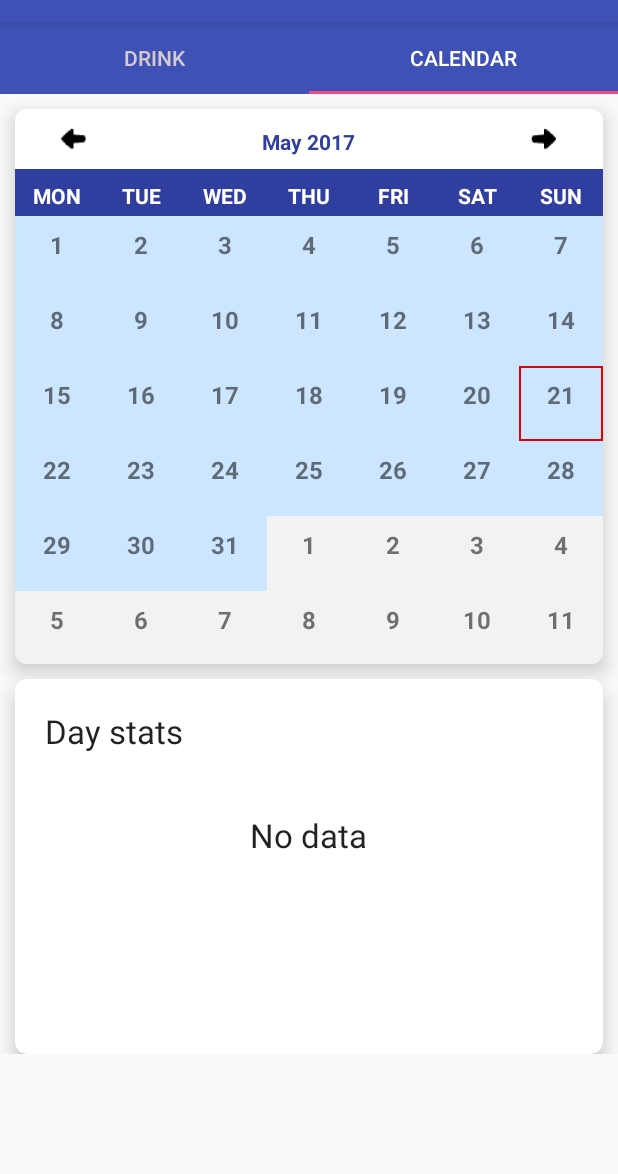
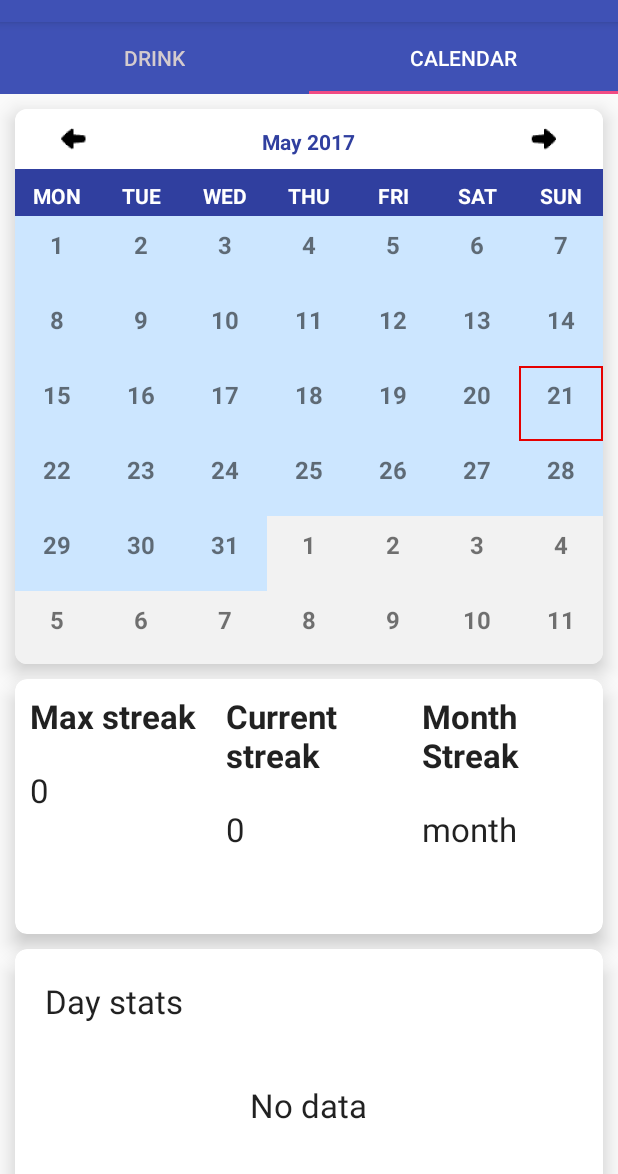
Before and after one commit to eligosoftware/watertime, an Android app: the screen it shows after launch (MainActivity), tab 2 chosen, on a phone screen of 412 x 824 dp, the part 62-1236 px from its top. Run offline under Robolectric (Android 15) with nearby library versions, the phone set to English and light mode, and no system bars.

Commit message:
Nearly finished records card

```diff
--- a/app/src/main/java/com/example/ilgarrasulov/watertime/CalendarCustomView.java
+++ b/app/src/main/java/com/example/ilgarrasulov/watertime/CalendarCustomView.java
@@ -123,6 +123,10 @@ public class CalendarCustomView extends LinearLayout{
         }
 
         calendarGridView.setAdapter(mAdapter);
+
+
+
+
     }
     private void setGridCellClickEvents(){
         calendarGridView.setOnItemClickListener(new AdapterView.OnItemClickListener(){
--- a/app/src/main/java/com/example/ilgarrasulov/watertime/CalendarFragment.java
+++ b/app/src/main/java/com/example/ilgarrasulov/watertime/CalendarFragment.java
@@ -32,6 +32,7 @@ public class CalendarFragment extends Fragment implements CalendarClick {
     private Calendar cal;
     private CardView detailsCardView;
     private TextView no_data_for_day;
+    public TextView max_streak,cur_streak;
 
     @Nullable
     @Override
@@ -56,6 +57,8 @@ public class CalendarFragment extends Fragment implements CalendarClick {
         no_data_for_day=(TextView) view.findViewById(R.id.no_data_for_day);
         resizeDetailsCardView();
 
+        max_streak=(TextView)view.findViewById(R.id.max_streak);
+        cur_streak=(TextView)view.findViewById(R.id.cur_streak);
 
 
         return view;
@@ -68,6 +71,14 @@ public class CalendarFragment extends Fragment implements CalendarClick {
         resizeDetailsCardView();
     }
 
+    public void updateMaxRecords(){
+        DatabaseQuery mQuery=new DatabaseQuery(getActivity());
+        int max_streak_value =  mQuery.getStreak("max");
+        int cur_streak_value = mQuery.getStreak("cur");
+
+        max_streak.setText(String.valueOf(max_streak_value));
+        cur_streak.setText(String.valueOf(cur_streak_value));
+    }
 
 
     private void resizeDetailsCardView(){
--- a/app/src/main/java/com/example/ilgarrasulov/watertime/DrinkFragment.java
+++ b/app/src/main/java/com/example/ilgarrasulov/watertime/DrinkFragment.java
@@ -59,7 +59,7 @@ public class DrinkFragment extends Fragment {
 
         wellDone=(CardView)v.findViewById(R.id.drink_tab_card_view_well_done);
 
-        updateTodayStats();
+        //updateTodayStats();
 
 
         View.OnClickListener listener=new View.OnClickListener() {
--- a/app/src/main/java/com/example/ilgarrasulov/watertime/MainActivity.java
+++ b/app/src/main/java/com/example/ilgarrasulov/watertime/MainActivity.java
@@ -59,6 +59,8 @@ public class MainActivity extends AppCompatActivity {
                 if (tab.getPosition() == 1) {
                     ((CalendarFragment)getSupportFragmentManager().getFragments().get(2)).onDayClicked(Calendar.getInstance(Locale.ENGLISH));
                     ((CalendarCustomView)getSupportFragmentManager().getFragments().get(2).getView().findViewById(R.id.custom_calendar)).updateData();
+                    ((CalendarFragment)getSupportFragmentManager().getFragments().get(2)).updateMaxRecords();
+
                 }
             }
             @Override
--- a/app/src/main/res/layout/calendar_tab.xml
+++ b/app/src/main/res/layout/calendar_tab.xml
@@ -23,6 +23,99 @@
         android:layout_height="match_parent"
         android:id="@+id/custom_calendar"
         ></com.example.ilgarrasulov.watertime.CalendarCustomView>
+    </android.support.v7.widget.CardView>
+
+    <android.support.v7.widget.CardView
+        android:id="@+id/calendar_tab_max_records_card_view"
+        android:layout_width="match_parent"
+        android:layout_height="170dp"
+        android:layout_marginTop="10dp"
+        android:layout_marginLeft="10dp"
+        android:layout_marginRight="10dp"
+        android:foreground="?android:attr/selectableItemBackground"
+        android:visibility="visible"
+        card_view:cardBackgroundColor="#ffffff"
+        card_view:cardCornerRadius="8dp"
+        card_view:cardElevation="8dp"
+        >
+
+        <LinearLayout
+            android:layout_width="match_parent"
+            android:layout_height="match_parent" android:orientation="horizontal">
+
+            <LinearLayout
+                android:layout_width="0dp"
+                android:layout_weight="3"
+                android:layout_height="match_parent"
+                android:orientation="vertical">
+
+                <TextView
+                    android:layout_width="wrap_content"
+                    android:layout_height="wrap_content"
+                    android:text="@string/max_streak"
+                    android:textStyle="bold"
+                    android:textAppearance="?android:textAppearanceLarge"
+                    android:layout_margin="10dp"
+                    />
+
+                <TextView
+                    android:layout_width="wrap_content"
+                    android:layout_height="wrap_content"
+                    android:layout_margin="10dp"
+                    android:id="@+id/max_streak"
+
+                    android:textAppearance="?android:textAppearanceLarge"/>
+
+            </LinearLayout>
+            <LinearLayout
+                android:layout_width="0dp"
+                android:layout_weight="3"
+                android:layout_height="match_parent"
+                android:orientation="vertical">
+
+                <TextView
+                    android:layout_width="wrap_content"
+                    android:layout_height="wrap_content"
+                    android:text="@string/current_streak"
+                    android:layout_margin="10dp"
+                    android:textStyle="bold"
+                    android:textAppearance="?android:textAppearanceLarge"/>
+                <TextView
+                    android:layout_width="wrap_content"
+                    android:layout_height="wrap_content"
+                    android:layout_margin="10dp"
+                    android:id="@+id/cur_streak"
+                    android:textAppearance="?android:textAppearanceLarge"/>
+
+            </LinearLayout>
+
+
+            <LinearLayout
+                android:layout_width="0dp"
+                android:layout_weight="3"
+                android:layout_height="match_parent"
+                android:orientation="vertical">
+
+                <TextView
+                    android:layout_width="wrap_content"
+                    android:layout_height="wrap_content"
+                    android:text="@string/month_streak"
+                    android:layout_margin="10dp"
+                    android:textStyle="bold"
+                    android:textAppearance="?android:textAppearanceLarge"/>
+                <TextView
+                    android:layout_width="wrap_content"
+                    android:layout_height="wrap_content"
+                    android:layout_margin="10dp"
+                    android:id="@+id/month_streak" android:text="month"
+                    android:textAppearance="?android:textAppearanceLarge"/>
+
+            </LinearLayout>
+
+        </LinearLayout>
+
+
+
     </android.support.v7.widget.CardView>
 
     <android.support.v7.widget.CardView
--- a/app/src/main/res/values/strings.xml
+++ b/app/src/main/res/values/strings.xml
@@ -22,4 +22,7 @@
     <string name="yes">Yes</string>
     <string name="no">No</string>
     <string name="no_drinks_today">No drinks today</string>
+    <string name="max_streak">Max streak</string>
+    <string name="current_streak">Current streak</string>
+    <string name="month_streak">Month Streak</string>
 </resources>
```
Also changed, not shown: app/src/main/java/com/example/ilgarrasulov/watertime/DatabaseQuery.java (+287 -0 lines), 1 other file.
